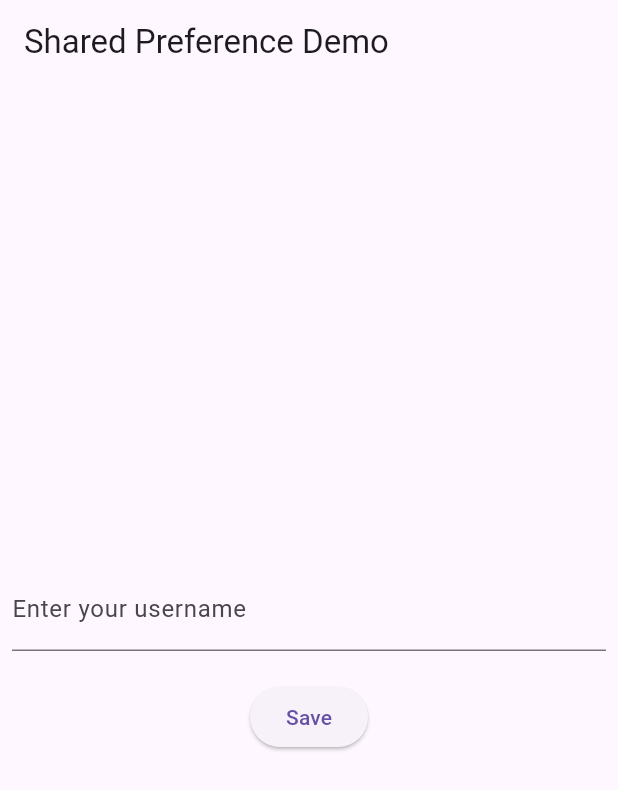
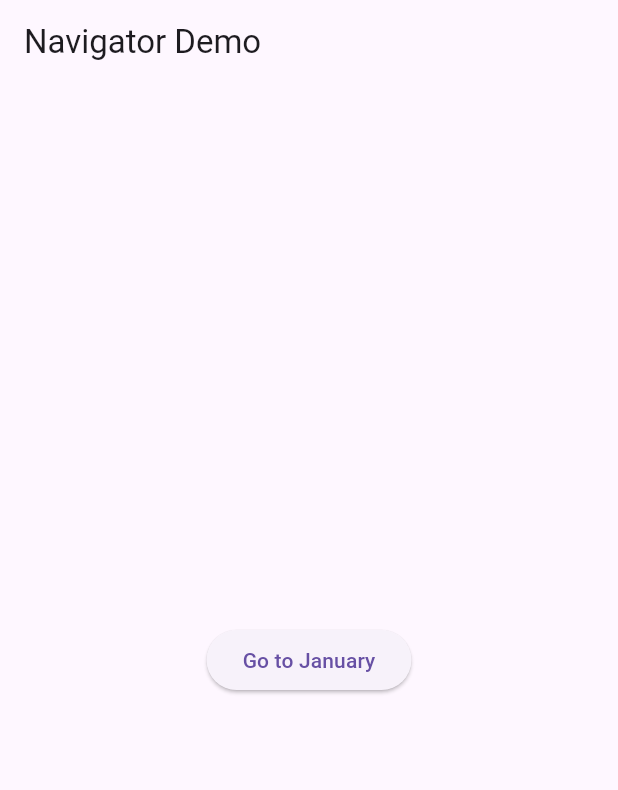
Before and after one commit to saebyeokjang/Flutter, a Flutter app: the screen it shows after launch, on a phone screen of 412 x 824 dp. Shown: the top 790 px of the screen. Run offline on Flutter 3.47's test engine with Material 3 defaults, Android fonts, the phone set to English and light mode, and no system bars; our stand-ins replace google_fonts, shared_preferences.

```diff
--- a/list_navigation/lib/main.dart
+++ b/list_navigation/lib/main.dart
@@ -1,5 +1,6 @@
 import 'package:flutter/material.dart';
-import 'shared_preference_demo.dart';
+import 'package:list_navigation/navigator_demo.dart';
+import 'navigator_demo.dart';
 
 void main() {
   runApp(const MyApp());
@@ -16,7 +17,7 @@ class MyApp extends StatelessWidget {
       theme: ThemeData(
         useMaterial3: true,
       ),
-      home: SharedPreferenceDemo(),
+      home: NavigatorDemo(),
     );
   }
 }
--- /dev/null
+++ b/list_navigation/lib/navigator_demo.dart
@@ -0,0 +1,51 @@
+import 'package:flutter/material.dart';
+
+class NavigatorDemo extends StatelessWidget {
+  const NavigatorDemo({super.key});
+
+  @override
+  Widget build(BuildContext context) {
+    return Scaffold(
+      appBar: AppBar(
+        title: const Text('Navigator Demo'),
+      ),
+      body: Center(
+        child: ElevatedButton(
+          onPressed: () {
+            Navigator.of(context).push(
+              MaterialPageRoute<void>(
+                builder: (BuildContext context) {
+                  return MyDetails(itemTitle: 'January');
+                },
+              ),
+            );
+          },
+          child: const Text('Go to January'),
+        ),
+      ),
+    );
+  }
+}
+
+class MyDetails extends StatelessWidget {
+  const MyDetails({super.key, required this.itemTitle});
+
+  final String itemTitle;
+
+  @override
+  Widget build(BuildContext context) {
+    return Scaffold(
+      appBar: AppBar(
+        title: Text(itemTitle),
+      ),
+      body: Center(
+        child: ElevatedButton(
+          onPressed: () {
+            Navigator.of(context).pop();
+          },
+          child: const Text('Go back!'),
+        ),
+      ),
+    );
+  }
+}
```
Also changed, not shown: hello_world/pubspec.lock, 1 other file.
